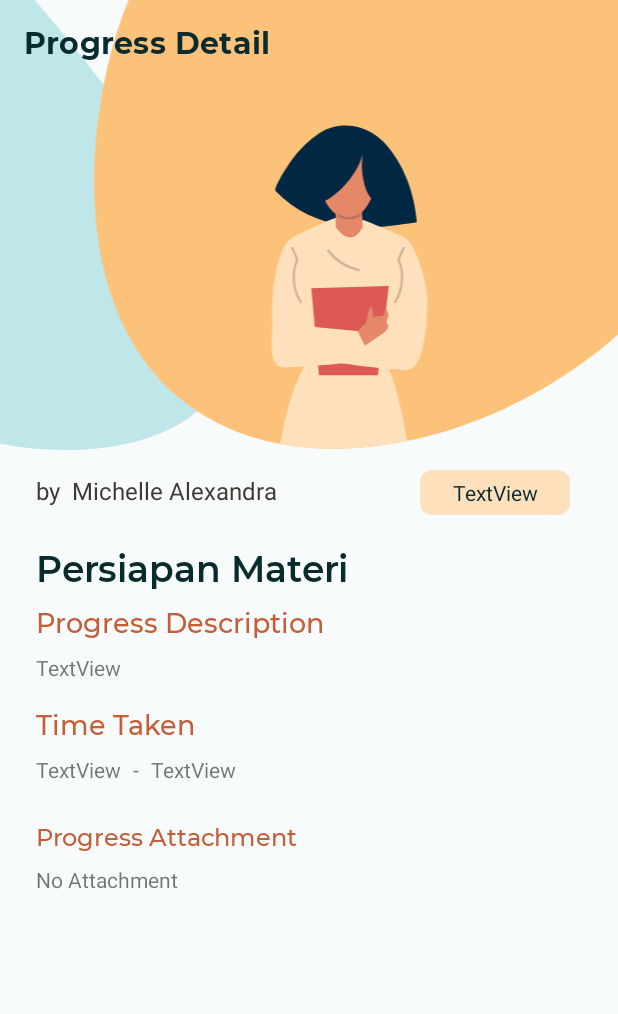
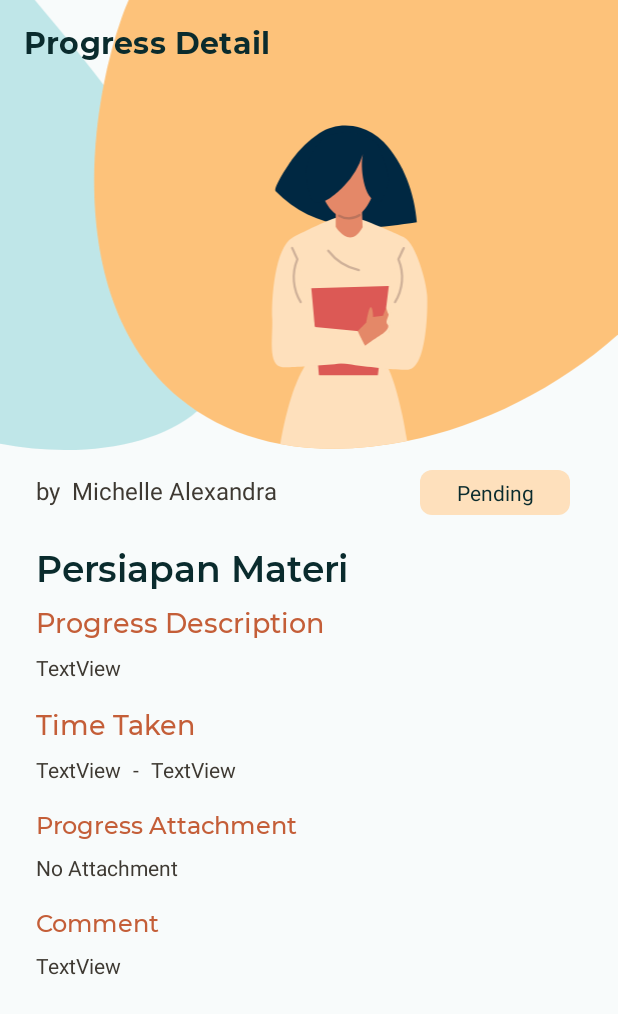
Before and after one commit to tinaranw/UCInternship, an Android app: the layout fragment_progress.xml on its own in the app's theme, with its tools: preview values and no code run, on a phone screen of 412 x 824 dp. Shown: the top 1014 px of the screen. Run offline under Robolectric (Android 15) with nearby library versions, the phone set to English and light mode, and no system bars.

Commit message:
progress

```diff
--- a/app/src/main/java/com/example/ucinternship/model/local/Progress.java
+++ b/app/src/main/java/com/example/ucinternship/model/local/Progress.java
@@ -15,7 +15,7 @@ public class Progress implements Parcelable {
     private String progress_start;
     @SerializedName("time_end")
     private String progress_end;
-    @SerializedName("isApproved")
+    @SerializedName("status")
     private String progress_approved;
     @SerializedName("comment")
     private String progress_comment;
--- a/app/src/main/java/com/example/ucinternship/network/Endpoints.java
+++ b/app/src/main/java/com/example/ucinternship/network/Endpoints.java
@@ -1,5 +1,6 @@
 package com.example.ucinternship.network;
 
+import com.example.ucinternship.model.response.ProgressResponse;
 import com.example.ucinternship.model.response.ProjectResponse;
 import com.example.ucinternship.model.response.StudentResponse;
 import com.example.ucinternship.model.response.SupervisorResponse;
@@ -37,6 +38,9 @@ public interface Endpoints {
     @GET("task")
     Call<TaskResponse> getTasks();
 
+    @GET("progress")
+    Call<ProgressResponse> getProgresses();
+
     @POST("api-logout")
     Call<JsonObject> logout();
 
--- a/app/src/main/java/com/example/ucinternship/network/RetrofitService.java
+++ b/app/src/main/java/com/example/ucinternship/network/RetrofitService.java
@@ -1,5 +1,6 @@
 package com.example.ucinternship.network;
 
+import com.example.ucinternship.model.response.ProgressResponse;
 import com.example.ucinternship.model.response.ProjectResponse;
 import com.example.ucinternship.model.response.StudentResponse;
 import com.example.ucinternship.model.response.SupervisorResponse;
@@ -76,6 +77,10 @@ public class RetrofitService {
     public Call<TaskResponse> getTasks(){
         return api.getTasks();
     }
+    public Call<ProgressResponse> getProgresses(){
+        return api.getProgresses();
+    }
+
 
 
     public Call<JsonObject> logout(){
--- a/app/src/main/res/layout/fragment_progress.xml
+++ b/app/src/main/res/layout/fragment_progress.xml
@@ -4,7 +4,7 @@
     xmlns:tools="http://schemas.android.com/tools"
     android:layout_width="match_parent"
     android:layout_height="match_parent"
-    tools:context=".ui.ProgressFragment" >
+    tools:context=".ui.DetailProgressFragment" >
 
     <androidx.core.widget.NestedScrollView
         android:layout_width="match_parent"
@@ -42,12 +42,15 @@
 
             <TextView
                 android:id="@+id/pic_name_progress_txt"
-                android:layout_width="wrap_content"
+                android:layout_width="0dp"
                 android:layout_height="wrap_content"
                 android:layout_marginStart="8dp"
+                android:layout_marginEnd="16dp"
+                android:maxLines="1"
                 android:text="Michelle Alexandra"
                 android:textColor="@color/text"
                 android:textSize="16sp"
+                app:layout_constraintEnd_toStartOf="@+id/divider5"
                 app:layout_constraintStart_toEndOf="@+id/textView5"
                 app:layout_constraintTop_toTopOf="@+id/textView5" />
 
@@ -67,7 +70,7 @@
                 android:layout_height="wrap_content"
                 android:layout_marginStart="8dp"
                 android:layout_marginEnd="8dp"
-                android:text="TextView"
+                android:text="@string/PendingStatusText"
                 android:textAlignment="center"
                 android:textColor="@color/blue"
                 app:layout_constraintBottom_toBottomOf="@+id/divider5"
@@ -107,6 +110,7 @@
                 android:layout_marginTop="8dp"
                 android:layout_marginEnd="32dp"
                 android:text="TextView"
+                android:textColor="@color/text"
                 app:layout_constraintEnd_toEndOf="parent"
                 app:layout_constraintStart_toStartOf="@+id/textView14"
                 app:layout_constraintTop_toBottomOf="@+id/textView14" />
@@ -129,6 +133,7 @@
                 android:layout_height="wrap_content"
                 android:layout_marginTop="8dp"
                 android:text="TextView"
+                android:textColor="@color/text"
                 app:layout_constraintStart_toStartOf="@+id/textView7"
                 app:layout_constraintTop_toBottomOf="@+id/textView7" />
 
@@ -138,6 +143,7 @@
                 android:layout_height="wrap_content"
                 android:layout_marginStart="8dp"
                 android:text="-"
+                android:textColor="@color/text"
                 app:layout_constraintStart_toEndOf="@+id/start_time_txt"
                 app:layout_constraintTop_toTopOf="@+id/start_time_txt" />
 
@@ -147,6 +153,7 @@
                 android:layout_height="wrap_content"
                 android:layout_marginStart="8dp"
                 android:text="TextView"
+                android:textColor="@color/text"
                 app:layout_constraintStart_toEndOf="@+id/textView11"
                 app:layout_constraintTop_toTopOf="@+id/textView11" />
 
@@ -154,7 +161,7 @@
                 android:id="@+id/textView16"
                 android:layout_width="0dp"
                 android:layout_height="wrap_content"
-                android:layout_marginTop="24dp"
+                android:layout_marginTop="16dp"
                 android:fontFamily="@font/montserrat_medium"
                 android:text="Progress Attachment"
                 android:textColor="@color/text2"
@@ -168,6 +175,7 @@
                 android:layout_height="wrap_content"
                 android:layout_marginTop="8dp"
                 android:text="@string/no_attachment_text"
+                android:textColor="@color/text"
                 app:layout_constraintStart_toStartOf="@+id/textView16"
                 app:layout_constraintTop_toBottomOf="@+id/textView16" />
 
@@ -184,6 +192,33 @@
                 app:title="@string/progress"
                 app:titleTextColor="@color/blue" />
 
+            <TextView
+                android:id="@+id/textView8"
+                android:layout_width="wrap_content"
+                android:layout_height="wrap_content"
+                android:layout_marginTop="16dp"
+                android:text="Comment"
+                android:textColor="@color/text2"
+                android:fontFamily="@font/montserrat_medium"
+                android:textSize="16sp"
+                app:layout_constraintStart_toStartOf="@+id/no_attachment_txt"
+                app:layout_constraintTop_toBottomOf="@+id/no_attachment_txt" />
+
+            <TextView
+                android:id="@+id/comment_txt"
+                android:layout_width="0dp"
+                android:layout_height="0dp"
+                android:layout_marginTop="8dp"
+                android:layout_marginBottom="16dp"
+                android:text="TextView"
+                android:textColor="@color/text"
+                app:layout_constraintBottom_toBottomOf="parent"
+                app:layout_constraintEnd_toEndOf="@+id/desc_progress_txt"
+                app:layout_constraintHorizontal_bias="0.0"
+                app:layout_constraintStart_toStartOf="@+id/textView8"
+                app:layout_constraintTop_toBottomOf="@+id/textView8"
+                app:layout_constraintVertical_bias="1.0" />
+
         </androidx.constraintlayout.widget.ConstraintLayout>
     </androidx.core.widget.NestedScrollView>
 </androidx.constraintlayout.widget.ConstraintLayout>
```
Also changed, not shown: app/src/main/java/com/example/ucinternship/model/response/ProgressResponse.java (+10 -0 lines), app/src/main/java/com/example/ucinternship/repository/ProgressRepository.java (added, +63 -0 lines), app/src/main/java/com/example/ucinternship/ui/DetailProgressFragment.java (added, +87 -0 lines), app/src/main/java/com/example/ucinternship/ui/ProgressFragment.java (deleted, +0 -92 lines), app/src/main/java/com/example/ucinternship/ui/viewmodel/ProgressDetailViewModel.java (added, +18 -0 lines), app/src/main/java/com/example/ucinternship/ui/viewmodel/ProgressViewModel.java (added, +30 -0 lines), app/src/main/res/navigation/main_navigation.xml (+7 -2 lines).
